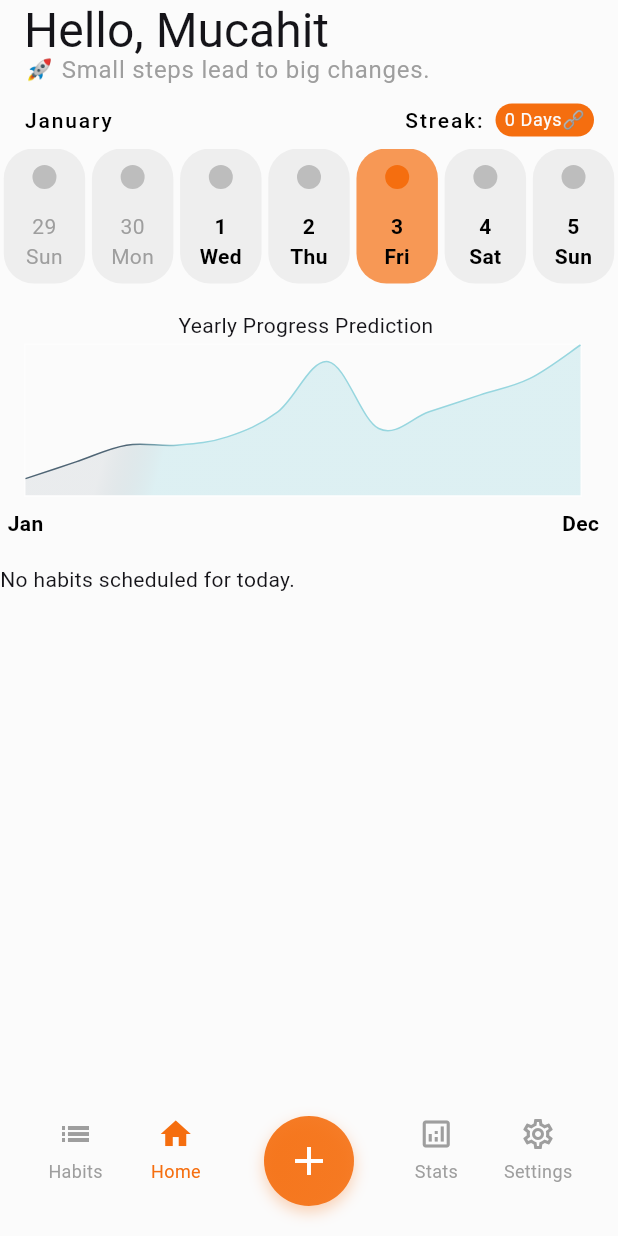
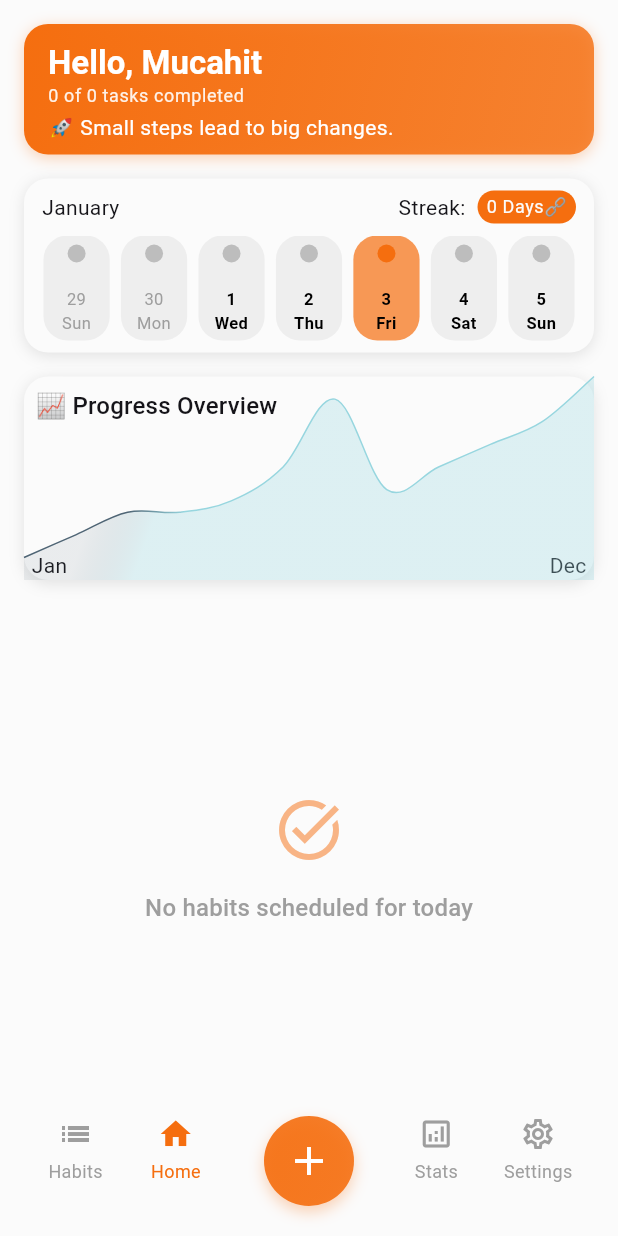
Before and after one commit to MCHTSEN/self_discipline_app, a Flutter app: the screen it shows after launch, on a phone screen of 412 x 824 dp. Run offline on Flutter 3.47's test engine with Material 3 defaults, Android fonts, the phone set to English and light mode, and no system bars; drawn by our look-alikes of fl_chart; our stand-ins replace auto_route, device_preview, emoji_picker_flutter, flutter_riverpod, google_fonts, hive and 3 more; accounts and stored records are empty; Roboto replaces fonts that are missing (Digital, Kanit).

Commit message:
Refactor HomePage and related components for improved UI and functionality
- Replaced Column with CustomScrollView in HomePage for better scrolling performance and layout management.
- Introduced new methods to build header, streak, and progress cards, enhancing modularity and readability.
- Updated HabitsSection to provide a more user-friendly message when no habits are scheduled, including an icon and improved styling.
- Enhanced HeaderSection to display task completion statistics dynamically.
- Adjusted DailyStreakWidget layout for better visual representation of streaks.
- Refined LineChartSample5 for improved aspect ratio and visibility of data points.

```diff
--- a/lib/presentation/pages/home/components/habits_section.dart
+++ b/lib/presentation/pages/home/components/habits_section.dart
@@ -20,7 +20,7 @@ class HabitsSection extends ConsumerWidget {
 
   bool _shouldShowHabit(HabitEntity habit) {
     final now = DateTime.now();
-    final dayOfWeek = now.weekday; // 1 (Monday) to 7 (Sunday)
+    final dayOfWeek = now.weekday;
 
     if (habit.frequency == 'daily') {
       return true;
@@ -35,7 +35,25 @@ class HabitsSection extends ConsumerWidget {
     final filteredHabits = habits.where(_shouldShowHabit).toList();
 
     if (filteredHabits.isEmpty) {
-      return const Text('No habits scheduled for today.');
+      return Center(
+        child: Column(
+          mainAxisAlignment: MainAxisAlignment.center,
+          children: [
+            Icon(
+              Icons.task_alt,
+              size: 48,
+              color: AppSecondaryColors.liquidLava.withOpacity(0.5),
+            ),
+            Gap.normal,
+            Text(
+              'No habits scheduled for today',
+              style: Theme.of(context).textTheme.titleMedium?.copyWith(
+                    color: Colors.grey,
+                  ),
+            ),
+          ],
+        ),
+      );
     }
 
     final now = DateTime.now();
@@ -55,29 +73,51 @@ class HabitsSection extends ConsumerWidget {
 
     return Container(
       decoration: BoxDecoration(
-          color: AppSecondaryColors.liquidLava.withOpacity(0.05),
-          borderRadius: ProjectRadiusType.extraLargeRadius.allRadius),
-      child: Padding(
-        padding: const EdgeInsets.only(left: 16, right: 16, top: 16),
+        color: Theme.of(context).cardColor,
+        borderRadius: const BorderRadius.only(
+          topLeft: Radius.circular(30),
+          topRight: Radius.circular(30),
+        ),
+        boxShadow: [
+          BoxShadow(
+            color: Colors.black.withOpacity(0.05),
+            blurRadius: 10,
+            offset: const Offset(0, -4),
+          ),
+        ],
+      ),
       child: Column(
         crossAxisAlignment: CrossAxisAlignment.start,
         children: [
-            Row(
+          Padding(
+            padding: const EdgeInsets.all(20),
+            child: Row(
               children: [
                 Text(
-                    '🌟 Today\'s Tasks (${completedHabits.length}/${filteredHabits.length})',
-                    style: Theme.of(context)
-                        .textTheme
-                        .headlineSmall!
-                        .copyWith(fontSize: 16)),
+                  '🎯 Today\'s Tasks',
+                  style: Theme.of(context).textTheme.titleLarge,
+                ),
                 Gap.normal,
-                Expanded(
-                    child: Container(
-                        height: 2,
-                        color: const Color.fromARGB(255, 120, 119, 119)))
+                Container(
+                  padding: const EdgeInsets.symmetric(
+                    horizontal: 12,
+                    vertical: 6,
+                  ),
+                  decoration: BoxDecoration(
+                    color: AppSecondaryColors.liquidLava.withOpacity(0.1),
+                    borderRadius: BorderRadius.circular(20),
+                  ),
+                  child: Text(
+                    '${completedHabits.length}/${filteredHabits.length}',
+                    style: Theme.of(context).textTheme.bodyMedium?.copyWith(
+                          color: AppSecondaryColors.liquidLava,
+                          fontWeight: FontWeight.bold,
+                        ),
+                  ),
+                ),
               ],
             ),
-            Gap.low,
+          ),
           Expanded(
             child: CustomScrollView(
               primary: false,
@@ -92,9 +132,8 @@ class HabitsSection extends ConsumerWidget {
                 ],
               ],
             ),
-            )
+          ),
         ],
-        ),
       ),
     );
   }
@@ -102,7 +141,7 @@ class HabitsSection extends ConsumerWidget {
   Widget _buildSectionHeader(BuildContext context, String title) {
     return SliverToBoxAdapter(
       child: Padding(
-        padding: const EdgeInsets.symmetric(vertical: 8),
+        padding: const EdgeInsets.symmetric(horizontal: 20, vertical: 8),
         child: Text(
           title,
           style: TextStyle(
@@ -116,19 +155,25 @@ class HabitsSection extends ConsumerWidget {
   }
 
   Widget _buildHabitsList(List<HabitEntity> habits, bool isCompleted) {
-    return SliverList(
+    return SliverPadding(
+      padding: const EdgeInsets.symmetric(horizontal: 16),
+      sliver: SliverList(
         delegate: SliverChildBuilderDelegate(
           (context, index) {
             final habit = habits[index];
-          return HabitWidget(
+            return Padding(
+              padding: const EdgeInsets.symmetric(vertical: 4),
+              child: HabitWidget(
                 habit: habit,
                 onComplete: () => onCompleteHabit(habit.id),
                 isCompleted: isCompleted,
                 onUncomplete: () => onUncompleteHabit(habit.id),
+              ),
             );
           },
           childCount: habits.length,
         ),
+      ),
     );
   }
 }
--- a/lib/presentation/pages/home/components/header_section.dart
+++ b/lib/presentation/pages/home/components/header_section.dart
@@ -1,21 +1,48 @@
 import 'package:flutter/material.dart';
 import 'package:flutter_riverpod/flutter_riverpod.dart';
 import 'package:flutter/foundation.dart';
+import 'package:self_discipline_app/core/helper/gap.dart';
 import 'package:self_discipline_app/presentation/viewmodels/providers.dart';
 import 'package:self_discipline_app/presentation/viewmodels/settings_notifier.dart';
+import 'package:self_discipline_app/presentation/viewmodels/habit_list_notifier.dart';
 
 class HeaderSection extends ConsumerWidget {
   const HeaderSection({super.key});
 
   @override
   Widget build(BuildContext context, WidgetRef ref) {
+    final habitsState = ref.watch(habitListProvider);
+
     return Row(
       mainAxisAlignment: MainAxisAlignment.spaceBetween,
       children: [
         Expanded(
-          child: Text(
-            'Hello, Mucahit',
-            style: Theme.of(context).textTheme.headlineLarge,
+          child: Column(
+            crossAxisAlignment: CrossAxisAlignment.start,
+            children: [
+              Text(
+                'Hello, Mucahit',
+                style: Theme.of(context).textTheme.titleLarge?.copyWith(
+                      color: Colors.white,
+                      fontWeight: FontWeight.bold,
+                    ),
+              ),
+              habitsState.when(
+                data: (habits) {
+                  final completedToday =
+                      habits.where((h) => h.isCompletedToday).length;
+                  final total = habits.length;
+                  return Text(
+                    '$completedToday of $total tasks completed',
+                    style: Theme.of(context).textTheme.bodySmall?.copyWith(
+                          color: Colors.white.withOpacity(0.9),
+                        ),
+                  );
+                },
+                loading: () => const SizedBox.shrink(),
+                error: (_, __) => const SizedBox.shrink(),
+              ),
+            ],
           ),
         ),
         if (kDebugMode) _buildClearCacheButton(context, ref),
@@ -26,7 +53,8 @@ class HeaderSection extends ConsumerWidget {
   Widget _buildClearCacheButton(BuildContext context, WidgetRef ref) {
     return IconButton(
       onPressed: () => _clearCache(context, ref),
-      icon: const Icon(Icons.cleaning_services),
+      icon: const Icon(Icons.cleaning_services, color: Colors.white, size: 20),
+      padding: EdgeInsets.zero,
       tooltip: 'Clear Cache (Debug)',
     );
   }
--- a/lib/presentation/pages/home/components/weekly_streak_widget.dart
+++ b/lib/presentation/pages/home/components/weekly_streak_widget.dart
@@ -120,25 +120,20 @@ class _DailyStreakWidgetState extends ConsumerState<DailyStreakWidget> {
   Widget build(BuildContext context) {
     final currentStreak = _getCurrentStreak();
     final screenWidth = MediaQuery.of(context).size.width;
-    final dayWidth = (screenWidth - 32) / 7;
+    final dayWidth = (screenWidth - 103) / 7;
 
     return Column(
       crossAxisAlignment: CrossAxisAlignment.start,
       children: [
-        Padding(
-          padding: ProjectPaddingType.defaultPadding.symmetricHorizontalPadding,
-          child: Row(
+        Row(
           mainAxisAlignment: MainAxisAlignment.spaceBetween,
           children: [
-              Text(
-                _currentDate,
-                style: Theme.of(context).textTheme.labelLarge!.copyWith(),
-              ),
+            Text(_currentDate, style: Theme.of(context).textTheme.bodyMedium),
             Row(
               children: [
                 Text(
                   'Streak:',
-                    style: Theme.of(context).textTheme.labelLarge!.copyWith(),
+                  style: Theme.of(context).textTheme.bodyMedium,
                 ),
                 Gap.low,
                 StreakIndicator(streak: currentStreak),
@@ -146,17 +141,16 @@ class _DailyStreakWidgetState extends ConsumerState<DailyStreakWidget> {
             ),
           ],
         ),
-        ),
         Gap.low,
         SizedBox(
-          height: 90,
+          height: 70,
           child: PageView.builder(
             controller: _pageController,
             itemCount: totalWeeks,
             itemBuilder: (context, weekIndex) {
               final weekDays = _getDaysInWeek(weekIndex);
               return Row(
-                mainAxisAlignment: MainAxisAlignment.spaceEvenly,
+                mainAxisAlignment: MainAxisAlignment.spaceBetween,
                 children: weekDays.map((date) {
                   final bool isCompleted = _isDateCompleted(date);
                   final bool isCurrentDay = date.day == currentDate.day &&
@@ -165,15 +159,15 @@ class _DailyStreakWidgetState extends ConsumerState<DailyStreakWidget> {
 
                   return Container(
                     width: dayWidth,
-                    padding: const EdgeInsets.symmetric(vertical: 8),
-                    margin: const EdgeInsets.symmetric(horizontal: 2),
+                    padding: const EdgeInsets.symmetric(vertical: 4),
+                    margin: const EdgeInsets.symmetric(horizontal: 1),
                     decoration: BoxDecoration(
                       color: isCurrentDay
                           ? AppSecondaryColors.liquidLava.withOpacity(.7)
                           : isCompleted
                               ? AppSecondaryColors.liquidLava.withOpacity(.07)
                               : Colors.grey[200],
-                      borderRadius: ProjectRadiusType.xLargeRadius.allRadius,
+                      borderRadius: ProjectRadiusType.largeRadius.allRadius,
                     ),
                     child: Column(
                       mainAxisAlignment: MainAxisAlignment.spaceBetween,
@@ -181,12 +175,13 @@ class _DailyStreakWidgetState extends ConsumerState<DailyStreakWidget> {
                         isCompleted
                             ? const Text(
                                 '🔥',
-                                style: TextStyle(fontSize: 17),
+                                style: TextStyle(fontSize: 14),
                               )
                             : Container(
-                                width: 16,
-                                height: 16,
-                                margin: const EdgeInsets.symmetric(vertical: 3),
+                                width: 12,
+                                height: 12,
+                                margin:
+                                    const EdgeInsets.symmetric(vertical: 2),
                                 decoration: BoxDecoration(
                                   color: isCurrentDay
                                       ? AppSecondaryColors.liquidLava
@@ -198,7 +193,9 @@ class _DailyStreakWidgetState extends ConsumerState<DailyStreakWidget> {
                           DateFormat('d\nEEE').format(date),
                           textAlign: TextAlign.center,
                           style: TextStyle(
-                            color: isCurrentMonth ? Colors.black : Colors.grey,
+                            fontSize: 11,
+                            color:
+                                isCurrentMonth ? Colors.black : Colors.grey,
                             fontWeight: isCurrentMonth
                                 ? FontWeight.bold
                                 : FontWeight.normal,
--- a/lib/presentation/pages/home/home_page.dart
+++ b/lib/presentation/pages/home/home_page.dart
@@ -32,43 +32,22 @@ class HomePageState extends ConsumerState<HomePage> {
       children: [
         Scaffold(
           body: SafeArea(
-            child: Column(
-              crossAxisAlignment: CrossAxisAlignment.start,
-              children: [
-                Padding(
-                  padding: ProjectPaddingType
-                      .
-
-                      /// In the provided code snippet, `defaultPadding` seems to be a constant or enum
-                      /// defined in the `Paddings.dart` file under the `core/constants` directory. It
-                      /// is likely used to specify default padding values for the UI elements in the
-                      /// app.
-                      defaultPadding
-                      .symmetricHorizontalPadding,
+            child: CustomScrollView(
+              slivers: [
+                SliverToBoxAdapter(
                   child: Column(
                     crossAxisAlignment: CrossAxisAlignment.start,
                     children: [
-                      const HeaderSection(),
-                      Text('🚀 Small steps lead to big changes.',
-                          style: Theme.of(context)
-                              .textTheme
-                              .bodyLarge!
-                              .copyWith(height: 0.8, color: Colors.grey)),
+                      _buildHeaderCard(context),
+                      _buildStreakCard(context),
+                      Gap.normal,
+                      _buildProgressCard(context),
+                      Gap.normal,
                     ],
                   ),
                 ),
-                Gap.normal,
-                const DailyStreakWidget(),
-                Gap.normal,
-                Padding(
-                  padding: EdgeInsets.only(
-                    left: ProjectPaddingType.defaultPadding.value,
-                    right: ProjectPaddingType.smallPadding.value,
-                  ),
-                  child: LineChartSample5(),
-                ),
-                Gap.normal,
-                Expanded(
+                SliverFillRemaining(
+                  hasScrollBody: true,
                   child: _buildHabitsSection(habitListState),
                 ),
               ],
@@ -77,6 +56,110 @@ class HomePageState extends ConsumerState<HomePage> {
         ),
         const StreakCelebration(),
       ],
+    );
+  }
+
+  Widget _buildHeaderCard(BuildContext context) {
+    return Container(
+      margin: ProjectPaddingType.defaultPadding.allPadding,
+      padding: const EdgeInsets.symmetric(horizontal: 16, vertical: 12),
+      decoration: BoxDecoration(
+        gradient: LinearGradient(
+          colors: [
+            AppSecondaryColors.liquidLava,
+            AppSecondaryColors.liquidLava.withOpacity(0.8),
+          ],
+          begin: Alignment.topLeft,
+          end: Alignment.bottomRight,
+        ),
+        borderRadius: BorderRadius.circular(16),
+        boxShadow: [
+          BoxShadow(
+            color: AppSecondaryColors.liquidLava.withOpacity(0.3),
+            blurRadius: 8,
+            offset: const Offset(0, 2),
+          ),
+        ],
+      ),
+      child: Column(
+        crossAxisAlignment: CrossAxisAlignment.start,
+        children: [
+          const HeaderSection(),
+          Gap.low,
+          Text(
+            '🚀 Small steps lead to big changes.',
+            style: Theme.of(context).textTheme.bodyMedium!.copyWith(
+                  height: 0.8,
+                  color: Colors.white,
+                ),
+          ),
+        ],
+      ),
+    );
+  }
+
+  Widget _buildStreakCard(BuildContext context) {
+    return Container(
+      margin: ProjectPaddingType.defaultPadding.symmetricHorizontalPadding,
+      padding: const EdgeInsets.symmetric(horizontal: 12, vertical: 8),
+      decoration: BoxDecoration(
+        color: Theme.of(context).cardColor,
+        borderRadius: BorderRadius.circular(16),
+        boxShadow: [
+          BoxShadow(
+            color: Colors.black.withOpacity(0.1),
+            blurRadius: 8,
+            offset: const Offset(0, 2),
+          ),
+        ],
+      ),
+      child: const DailyStreakWidget(),
+    );
+  }
+
+  Widget _buildProgressCard(BuildContext context) {
+    return Container(
+      margin: EdgeInsets.only(
+        left: ProjectPaddingType.defaultPadding.value,
+        right: ProjectPaddingType.defaultPadding.value,
+      ),
+      decoration: BoxDecoration(
+        color: Theme.of(context).cardColor,
+        borderRadius: BorderRadius.circular(16),
+        boxShadow: [
+          BoxShadow(
+            color: Colors.black.withOpacity(0.1),
+            blurRadius: 8,
+            offset: const Offset(0, 2),
+          ),
+        ],
+      ),
+      child: Stack(
+        children: [
+          Container(
+            padding: ProjectPaddingType.smallPadding.allPadding,
+            child: Text(
+              '📈 Progress Overview',
+              style: Theme.of(context).textTheme.titleMedium,
+            ),
+          ),
+          Stack(
+            children: [
+              Positioned(
+                bottom: 0,
+                left: 5,
+                child: Text('Jan'),
+              ),
+              Positioned(
+                bottom: 0,
+                right: 5,
+                child: Text('Dec'),
+              ),
+              LineChartSample5(),
+            ],
+          ),
+        ],
+      ),
     );
   }
 
@@ -93,12 +176,8 @@ class HomePageState extends ConsumerState<HomePage> {
           ref.read(habitListProvider.notifier).uncompleteHabit(habitId);
         },
       ),
-      loading: () => const Expanded(
-        child: Center(child: CircularProgressIndicator()),
-      ),
-      error: (err, stack) => Expanded(
-        child: Center(child: Text('Error: $err')),
-      ),
+      loading: () => const Center(child: CircularProgressIndicator()),
+      error: (err, stack) => Center(child: Text('Error: $err')),
     );
   }
 }
--- a/lib/presentation/widgets/predict_line_chart.dart
+++ b/lib/presentation/widgets/predict_line_chart.dart
@@ -4,14 +4,13 @@ import 'package:self_discipline_app/core/theme/app_colors.dart';
 import 'package:self_discipline_app/presentation/widgets/line_chart.dart';
 
 class LineChartSample5 extends StatefulWidget {
-   LineChartSample5({
+  LineChartSample5({
     super.key,
     Color? gradientColor1,
     Color? gradientColor2,
     Color? indicatorStrokeColor,
   })  : gradientColor1 = gradientColor1 ?? Color.fromARGB(255, 79, 101, 117),
-        gradientColor2 = gradientColor2 ??  Color.fromARGB(255, 151, 214, 223),
-
+        gradientColor2 = gradientColor2 ?? Color.fromARGB(255, 151, 214, 223),
         indicatorStrokeColor =
             indicatorStrokeColor ?? ChartColors.mainTextColor1;
 
@@ -139,7 +138,7 @@ class _LineChartSample5State extends State<LineChartSample5> {
     ];
 
     return AspectRatio(
-      aspectRatio: 2.5,
+      aspectRatio: 2.8,
       child: LayoutBuilder(builder: (context, constraints) {
         return LineChart(
           LineChartData(
@@ -190,7 +189,7 @@ class _LineChartSample5State extends State<LineChartSample5> {
               ),
               bottomTitles: AxisTitles(
                 sideTitles: SideTitles(
-                  showTitles: true,
+                  showTitles: false,
                   interval: 1,
                   getTitlesWidget: (value, meta) {
                     return bottomTitleWidgets(
@@ -199,36 +198,32 @@ class _LineChartSample5State extends State<LineChartSample5> {
                       constraints.maxWidth,
                     );
                   },
-                  reservedSize: 29,
+                  reservedSize: 0,
                 ),
               ),
               rightTitles: const AxisTitles(
                 axisNameWidget: Text(''),
                 sideTitles: SideTitles(
+
                   showTitles: false,
                   reservedSize: 0,
                 ),
+                axisNameSize: 0,
               ),
-
               topTitles: const AxisTitles(
                 axisNameWidget: Text(
-                  ' Yearly Progress Prediction',
+                  '',
                   textAlign: TextAlign.left,
                 ),
-                axisNameSize: 24,
+                axisNameSize: 0,
                 sideTitles: SideTitles(
-                  showTitles: true,
+                  showTitles: false,
                   reservedSize: 0,
                 ),
               ),
             ),
             gridData: const FlGridData(show: false),
-            borderData: FlBorderData(
-              show: true,
-              border: Border.all(
-                color: ChartColors.borderColor,
-              ),
-            ),
+            borderData: FlBorderData(show: false),
           ),
         );
       }),
```
Lines whose indentation alone changed are shown as unchanged.
